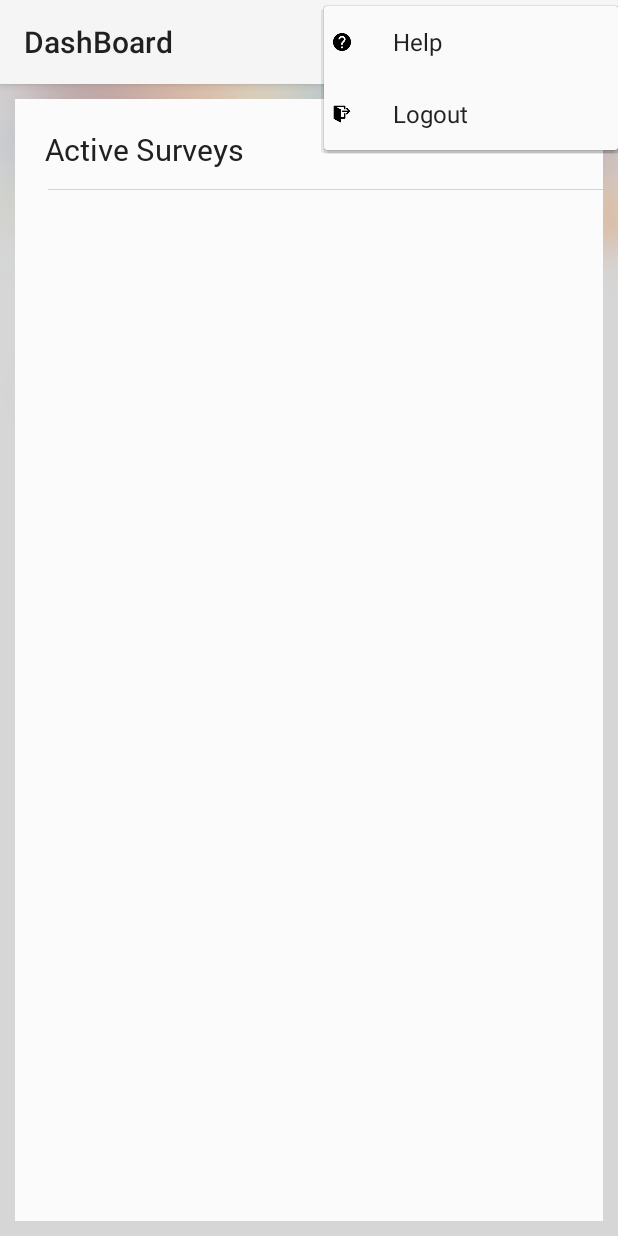
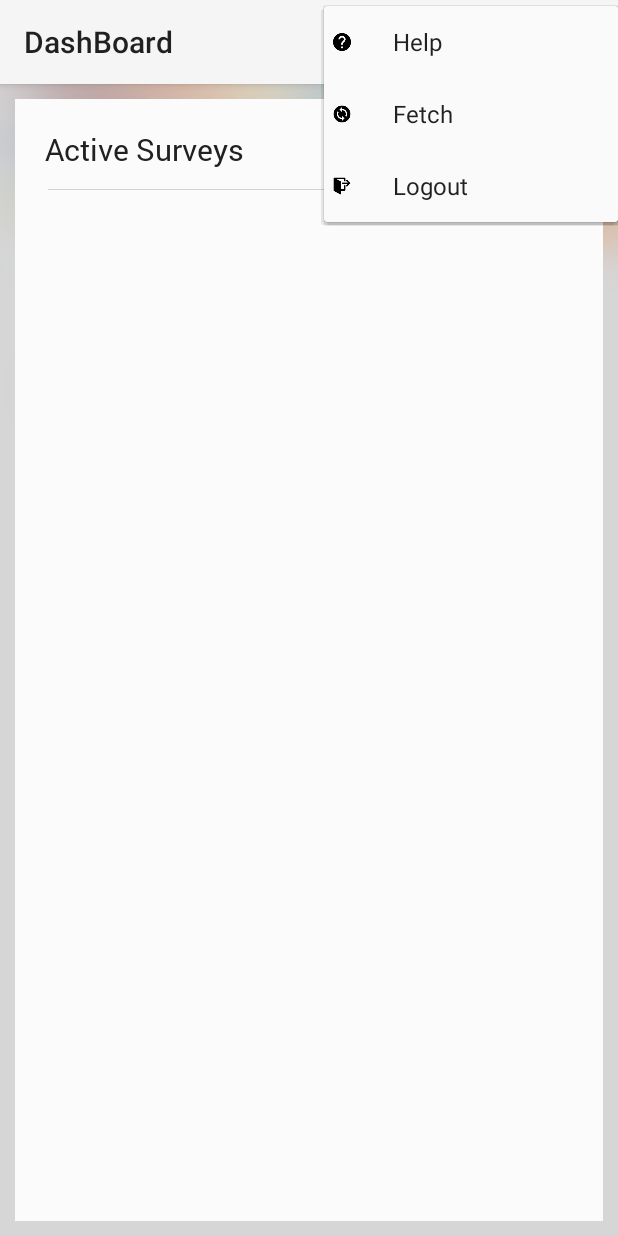
Before and after one commit to praseem940/lumsticApp, an Android app: the ActiveSurveyActivity screen opened directly, with no data from a screen before it, after a tap on "Help", on a phone screen of 412 x 824 dp. Run offline under Robolectric (Android 15) with nearby library versions, the phone set to English and light mode, and no system bars.

```diff
--- a/app/src/main/java/lumstic/example/com/lumstic/UI/ActiveSurveyActivity.java
+++ b/app/src/main/java/lumstic/example/com/lumstic/UI/ActiveSurveyActivity.java
@@ -84,20 +84,7 @@ public class ActiveSurveyActivity extends Activity {
         return true;
     }
 
-    public boolean onOptionsItemSelected(MenuItem item) {
-        int id = item.getItemId();
-        if (id == R.id.action_help) {
-            return true;
-        }
-        if (id == R.id.action_logout) {
-            lumsticApp.getPreferences().setAccessToken("");
-            Intent i = new Intent(ActiveSurveyActivity.this, LoginActivity.class);
-            startActivity(i);
-            return true;
-        }
 
-        return super.onOptionsItemSelected(item);
-    }
 
     class FetchSurvey extends AsyncTask<Void, Void, String> {
 
@@ -257,6 +244,32 @@ lumsticApp.getPreferences().setSurveyData(s);
         }
 
     }
+    public boolean onOptionsItemSelected(MenuItem item) {
+        int id = item.getItemId();
+        if (id == R.id.action_help) {
+            return true;
+        }
+        if (id == R.id.action_logout) {
+            lumsticApp.getPreferences().setAccessToken("");
+            Intent i = new Intent(ActiveSurveyActivity.this, LoginActivity.class);
+            startActivity(i);
+            return true;
+        }
+
+        if (id == R.id.action_fetch) {
+//            progressDialog = new ProgressDialog(ActiveSurveyActivity.this);
+//            progressDialog.setCancelable(false);
+//            progressDialog.setIndeterminate(true);
+//            progressDialog.setMessage("Fetching Surveys ");
+//            progressDialog.show();
+//
+//            new FetchSurvey().execute();
+//            //dashBoardAdapter.notifyDataSetChanged();
+            return true;
+        }
+        return super.onOptionsItemSelected(item);
+    }
+
 
 
 }
--- a/app/src/main/java/lumstic/example/com/lumstic/UI/DashBoardActivity.java
+++ b/app/src/main/java/lumstic/example/com/lumstic/UI/DashBoardActivity.java
@@ -45,6 +45,7 @@ public class DashBoardActivity extends Activity {
             surveysList = jsonHelper.tryParsing(lumsticApp.getPreferences().getSurveyData());
             listView = (ListView) findViewById(R.id.active_survey_list);
 
+            if(surveysList!=null){
             dashBoardAdapter = new DashBoardAdapter(getApplicationContext(), surveysList);
             listView.setAdapter(dashBoardAdapter);
             listView.setOnItemClickListener(new AdapterView.OnItemClickListener() {
@@ -57,7 +58,7 @@ public class DashBoardActivity extends Activity {
                 }
             });
         }
-    }
+    }}
 
     public boolean onCreateOptionsMenu(Menu menu) {
         getMenuInflater().inflate(R.menu.dash_board, menu);
--- a/app/src/main/java/lumstic/example/com/lumstic/UI/ForgotPasswordActivity.java
+++ b/app/src/main/java/lumstic/example/com/lumstic/UI/ForgotPasswordActivity.java
@@ -76,7 +76,7 @@ ActionBar actionBar;
                 progressDialog = new ProgressDialog(ForgotPasswordActivity.this);
                 progressDialog.setCancelable(false);
                 progressDialog.setIndeterminate(true);
-                progressDialog.setMessage("Logging in");
+                progressDialog.setMessage("Processing ");
                 progressDialog.show();
                 if (!TextUtils.isEmpty(email) && CommonUtil.validateEmail(email)) {
 
--- a/app/src/main/res/menu/active_survey.xml
+++ b/app/src/main/res/menu/active_survey.xml
@@ -16,7 +16,10 @@
                 android:title="@string/action_help">
 
             </item>
-
+            <item android:id="@+id/action_fetch"
+                android:title="@string/action_fetch"
+                android:icon="@drawable/ic_menu_fetch"
+                />
             <item android:id="@+id/action_logout"
                 android:icon="@drawable/ic_menu_logout"
                 android:title="@string/action_logout"
```
Also changed, not shown: app/src/main/java/lumstic/example/com/lumstic/UI/NewResponseActivity.java (+40 -23 lines).
